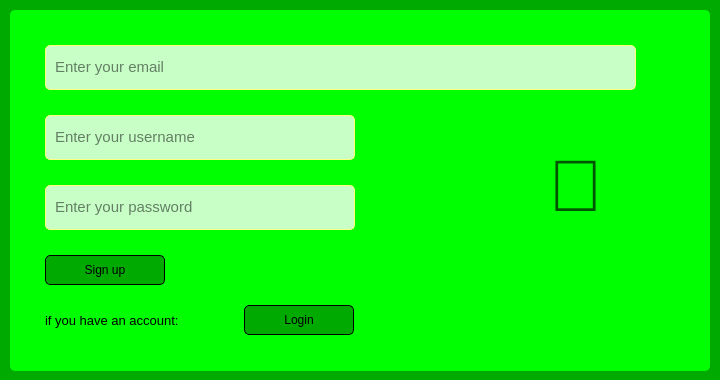
First picture: the form in signup-page.ui, repository amirmammad/AP4012-project, before the edit.
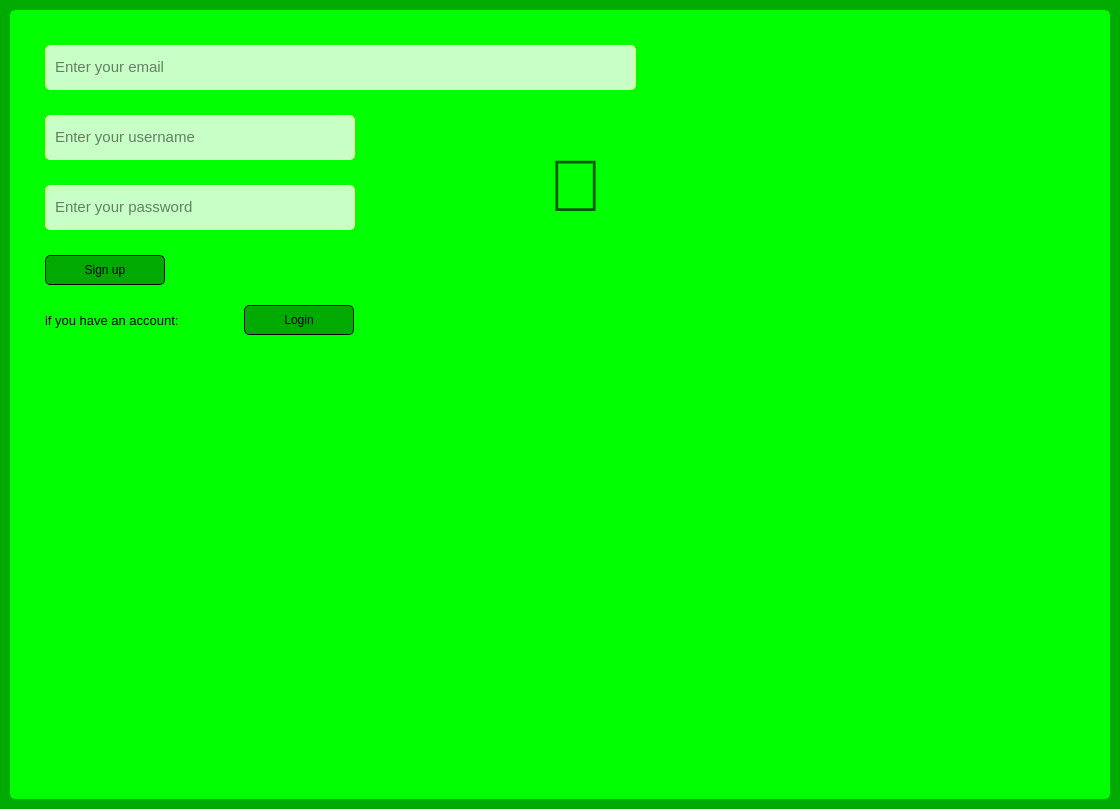
Second picture: the form after the edit.

```diff
--- a/signup-page.ui
+++ b/signup-page.ui
@@ -6,8 +6,8 @@
    <rect>
     <x>0</x>
     <y>0</y>
-    <width>720</width>
-    <height>380</height>
+    <width>1120</width>
+    <height>809</height>
    </rect>
   </property>
   <property name="windowTitle">
@@ -21,8 +21,8 @@
     <rect>
      <x>10</x>
      <y>10</y>
-     <width>700</width>
-     <height>361</height>
+     <width>1100</width>
+     <height>789</height>
     </rect>
    </property>
    <property name="styleSheet">
```
